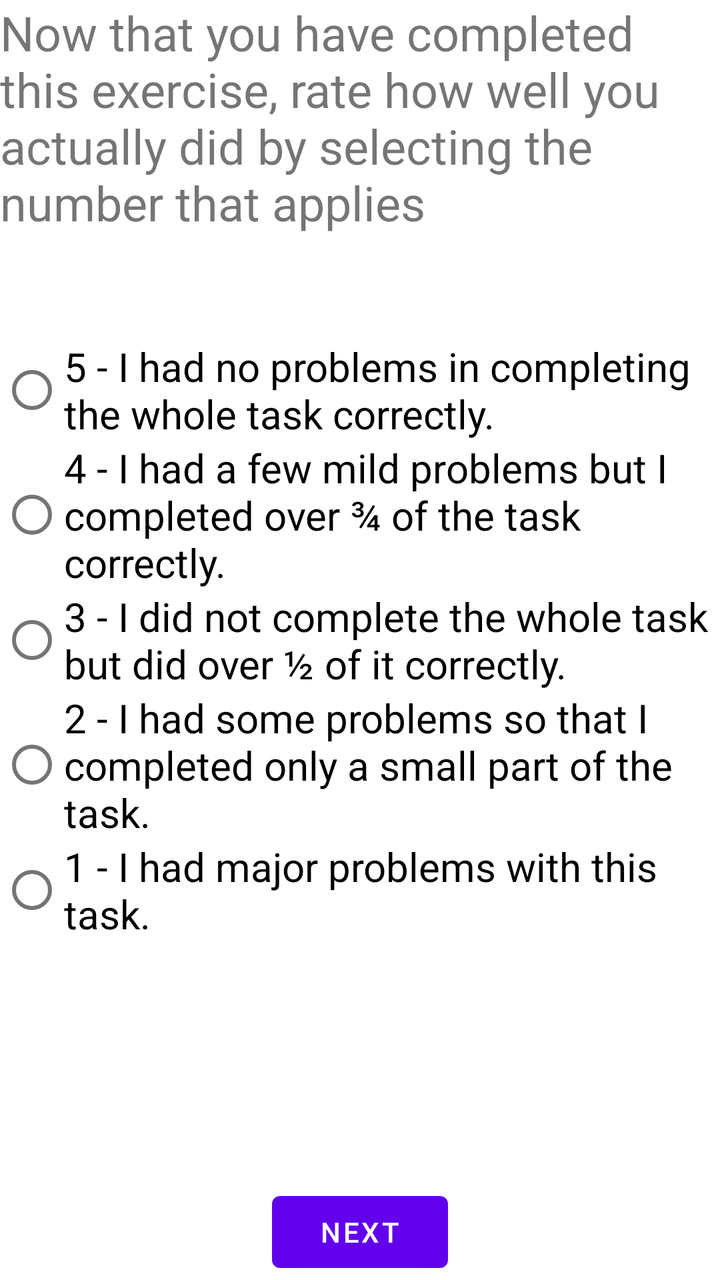
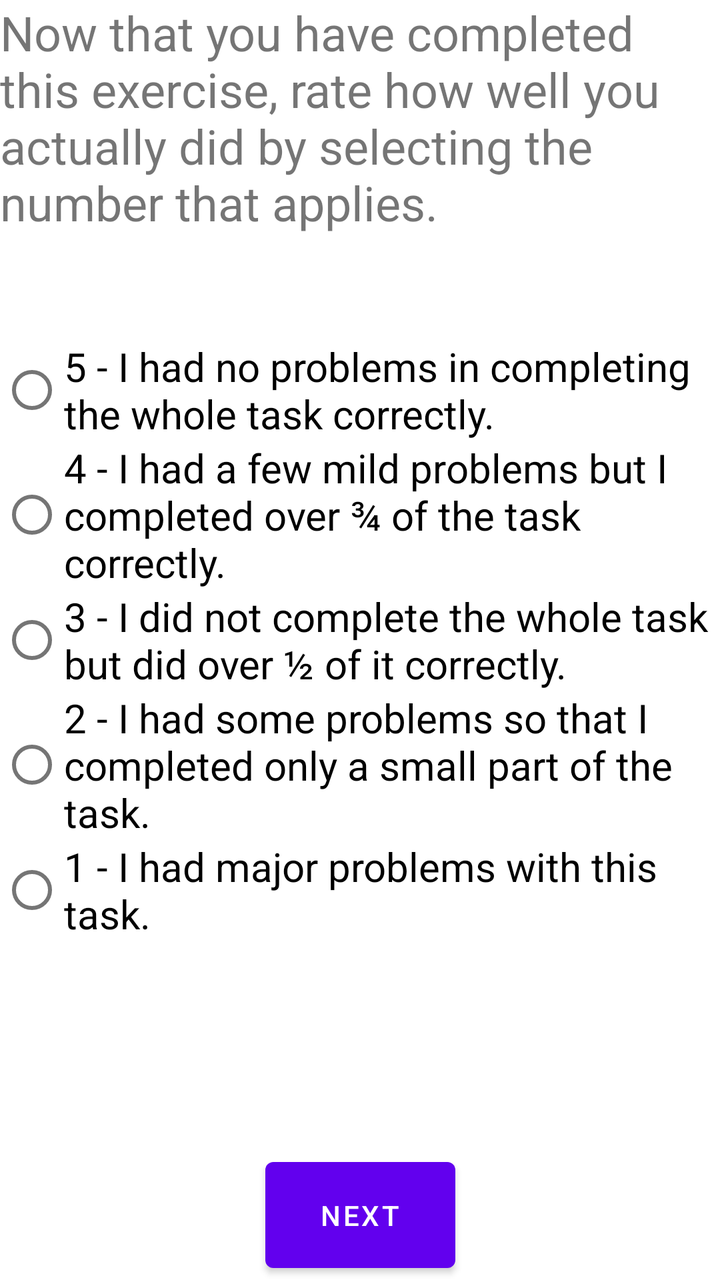

The first picture is an Android layout as it rendered before a commit; the second is the same layout after the commit. The layout source and the unified diff follow.
<!-- AndroidManifest.xml: application theme Theme.TelegramActivity -->
<!-- res/layout/fragment_post_ratings.xml -->
<?xml version="1.0" encoding="utf-8"?>
<androidx.constraintlayout.widget.ConstraintLayout xmlns:android="http://schemas.android.com/apk/res/android"
    xmlns:app="http://schemas.android.com/apk/res-auto"
    xmlns:tools="http://schemas.android.com/tools"
    android:layout_width="match_parent"
    android:layout_height="match_parent"
    tools:context=".PostRatings">

    <TextView
        android:id="@+id/textView5"
        android:layout_width="wrap_content"
        android:layout_height="wrap_content"
        android:text="@string/post_ratings_instructions"
        android:textSize="24sp"
        app:layout_constraintEnd_toEndOf="parent"
        app:layout_constraintStart_toStartOf="parent"
        app:layout_constraintTop_toTopOf="parent" />

    <RadioGroup
        android:layout_width="wrap_content"
        android:layout_height="wrap_content"
        app:layout_constraintBottom_toBottomOf="parent"
        app:layout_constraintEnd_toEndOf="parent"
        app:layout_constraintStart_toStartOf="parent"
        app:layout_constraintTop_toTopOf="parent" >

        <RadioButton
            android:id="@+id/postButton5"
            android:layout_width="match_parent"
            android:layout_height="wrap_content"
            android:textSize="20sp"
            android:text="@string/post_five_rating" />

        <RadioButton
            android:id="@+id/postButton4"
            android:layout_width="match_parent"
            android:layout_height="wrap_content"
            android:textSize="20sp"
            android:text="@string/post_four_rating" />

        <RadioButton
            android:id="@+id/postButton3"
            android:layout_width="match_parent"
            android:layout_height="wrap_content"
            android:textSize="20sp"
            android:text="@string/post_three_rating" />

        <RadioButton
            android:id="@+id/postButton2"
            android:layout_width="match_parent"
            android:layout_height="wrap_content"
            android:textSize="20sp"
            android:text="@string/post_two_rating" />

        <RadioButton
            android:id="@+id/postButton1"
            android:layout_width="match_parent"
            android:layout_height="wrap_content"
            android:textSize="20sp"
            android:text="@string/post_one_rating" />
    </RadioGroup>

    <Button
        android:id="@+id/button3"
        android:layout_width="wrap_content"
        android:layout_height="wrap_content"
        android:text="@string/next"
        app:layout_constraintBottom_toBottomOf="parent"
        app:layout_constraintEnd_toEndOf="parent"
        app:layout_constraintStart_toStartOf="parent" />
</androidx.constraintlayout.widget.ConstraintLayout>
<!-- resources referenced by this layout -->
<resources>
  <string name="next">Next</string>
  <string name="post_five_rating">5 - I had no problems in completing the whole task correctly.</string>
  <string name="post_four_rating">4 - I had a few mild problems but I completed over ¾ of the task correctly.</string>
  <string name="post_one_rating">1 - I had major problems with this task.</string>
  
      //Feedback
  <string name="post_ratings_instructions">Now that you have completed this exercise, rate how well you actually did by selecting the number that applies</string> //After --&gt; Now that, circling --&gt; selecting
  <string name="post_three_rating">3 - I did not complete the whole task but did over ½ of it correctly.</string>
  <string name="post_two_rating">2 - I had some problems so that I completed only a small part of the task.</string>
  <style name="Theme.TelegramActivity" parent="Theme.MaterialComponents.DayNight.DarkActionBar">
          
          <item name="colorPrimary">@color/purple_500</item>
          <item name="colorPrimaryVariant">@color/purple_700</item>
          <item name="colorOnPrimary">@color/white</item>
          
          <item name="colorSecondary">@color/teal_200</item>
          <item name="colorSecondaryVariant">@color/teal_700</item>
          <item name="colorOnSecondary">@color/black</item>
          
          <item name="android:statusBarColor" tools:targetApi="l">?attr/colorPrimaryVariant</item>
          
      </style>
  <color name="purple_500">#FF6200EE</color>
  <color name="purple_700">#FF3700B3</color>
  <color name="white">#FFFFFFFF</color>
  <color name="teal_200">#FF03DAC5</color>
  <color name="teal_700">#FF018786</color>
  <color name="black">#FF000000</color>
</resources>

<!-- the commit's change to res/layout/fragment_post_ratings.xml (unified diff, before → after) -->
@@ -62,8 +62,8 @@
 
     <Button
         android:id="@+id/button3"
-        android:layout_width="wrap_content"
-        android:layout_height="wrap_content"
+        android:layout_width="95dp"
+        android:layout_height="65dp"
         android:text="@string/next"
         app:layout_constraintBottom_toBottomOf="parent"
         app:layout_constraintEnd_toEndOf="parent"
<!-- resource entries referenced after the edit -->
@@ -6,7 +6,7 @@
   <string name="post_one_rating">1 - I had major problems with this task.</string>
   
       //Feedback
-  <string name="post_ratings_instructions">Now that you have completed this exercise, rate how well you actually did by selecting the number that applies</string> //After --&gt; Now that, circling --&gt; selecting
+  <string name="post_ratings_instructions">Now that you have completed this exercise, rate how well you actually did by selecting the number that applies.</string> //After --&gt; Now that, circling --&gt; selecting
   <string name="post_three_rating">3 - I did not complete the whole task but did over ½ of it correctly.</string>
   <string name="post_two_rating">2 - I had some problems so that I completed only a small part of the task.</string>
   <style name="Theme.TelegramActivity" parent="Theme.MaterialComponents.DayNight.DarkActionBar">
